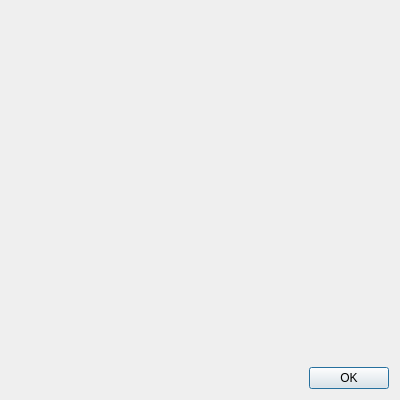
Qt form core/info/info.ui (KmolYuan/Pyslvs-UI) before a commit.
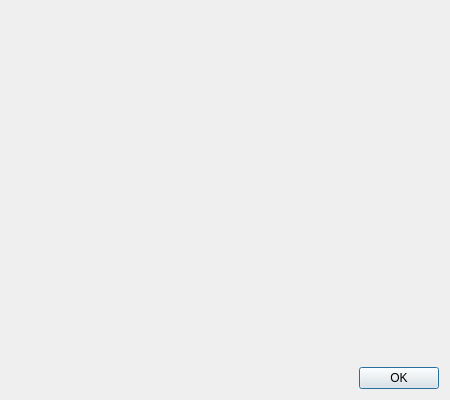
The same form after that commit. Icons and pictures are not drawn.

The edit to the form file:
```diff
--- a/core/info/info.ui
+++ b/core/info/info.ui
@@ -9,19 +9,19 @@
    <rect>
     <x>0</x>
     <y>0</y>
-    <width>400</width>
+    <width>450</width>
     <height>400</height>
    </rect>
   </property>
   <property name="minimumSize">
    <size>
-    <width>400</width>
+    <width>450</width>
     <height>400</height>
    </size>
   </property>
   <property name="maximumSize">
    <size>
-    <width>400</width>
+    <width>450</width>
     <height>400</height>
    </size>
   </property>
```
